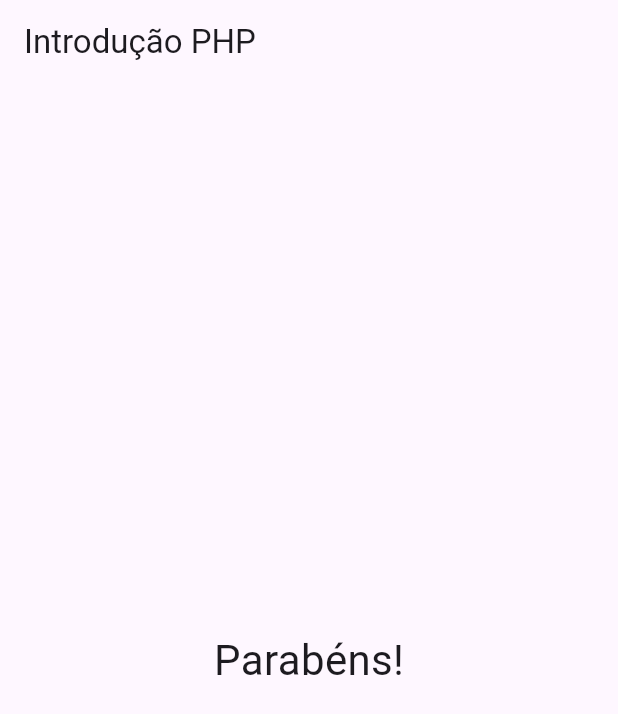
After one commit to mfeeee/projeto_perguntas, a Flutter app: the screen it shows after launch, after a tap on "PHP: Hyperspeed Performance", after a tap on "PHP é uma biblioteca de código Front End", after a tap on ".ps", on a phone screen of 412 x 824 dp. The commit adds this screen. Shown: the top 714 px of the screen. Run offline on Flutter 3.47's test engine with Material 3 defaults, Android fonts, the phone set to English and light mode, and no system bars.

Commit message:
:recycle: refactor: transforma resultado em widget

```diff
--- a/lib/main.dart
+++ b/lib/main.dart
@@ -1,6 +1,7 @@
 import 'package:flutter/material.dart';
 import './question.dart';
 import './answer.dart';
+import './result.dart';
 
 main() => runApp(QuestionApp());
 
@@ -55,12 +56,7 @@ class _QuestionAppState extends State<QuestionApp> {
             Question(text: _questions[_selectedQuestion]['text'].toString()),
             ...answers.map((t) => Answer(text: t, onSelected: _answer)).toList(),
           ],
-        ) : Center(
-          child: Text(
-            'Parabéns!',
-            style: TextStyle(fontSize: 28),
-            ),
-        ),
+        ) : Result(),
       ),
     );
   }
--- /dev/null
+++ b/lib/result.dart
@@ -0,0 +1,15 @@
+import 'package:flutter/material.dart';
+
+class Result extends StatelessWidget {
+  const Result({super.key});
+
+  @override
+  Widget build(BuildContext context) {
+    return Center(
+          child: Text(
+            'Parabéns!',
+            style: TextStyle(fontSize: 28),
+            ),
+        );
+  }
+}
```
